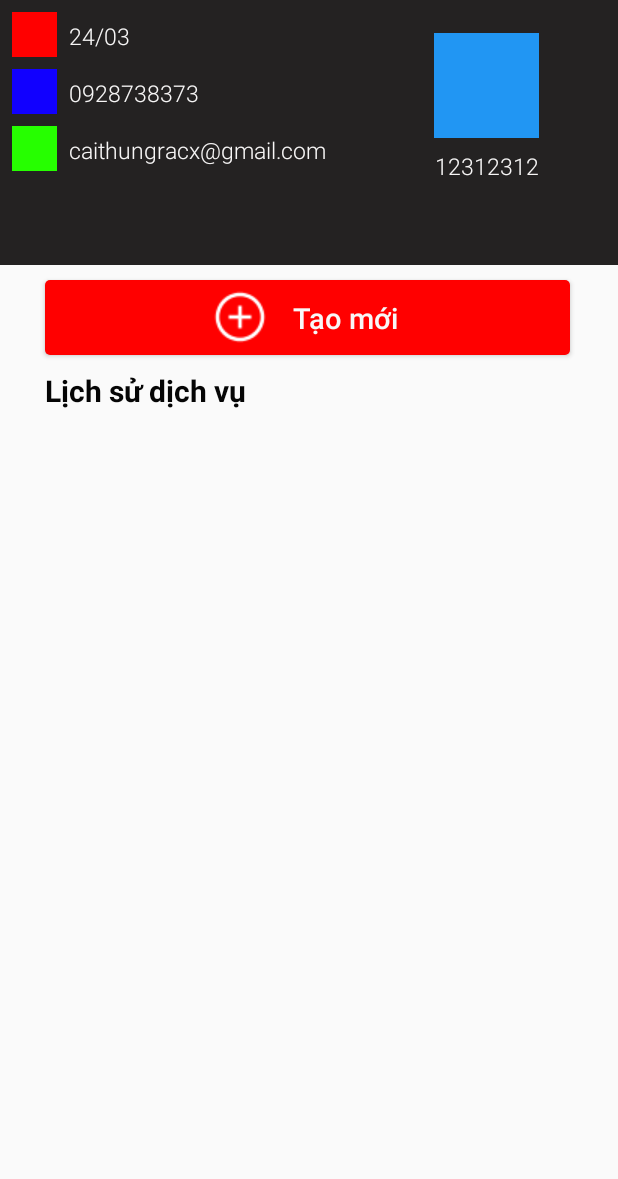
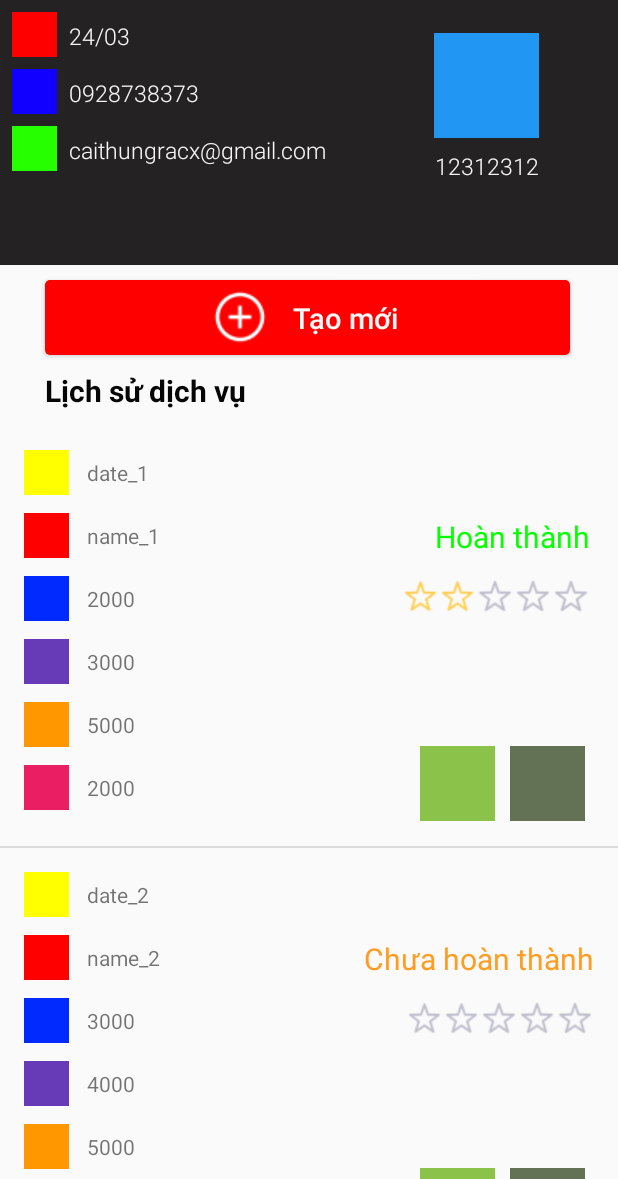
Before and after one commit to tqlong1609/Recycle-Tattoo-Studio, an Android app: the MainActivity screen opened directly, with no data from a screen before it, on a phone screen of 412 x 824 dp, the part 57-1236 px from its top. Run offline under Robolectric (Android 15) with nearby library versions, the phone set to English and light mode, and no system bars.

Commit message:
finish main activity + recycle view, create fragment dialog remove

```diff
--- a/app/src/main/java/vn/ts5/tattoo/data/model/History.java
+++ b/app/src/main/java/vn/ts5/tattoo/data/model/History.java
@@ -7,12 +7,34 @@ public class History {
     private String id;
     private String date;
     private String name;
-    private int status; //trang thai            // ?? int !string
+    private int status; //trang thai
     private int rate;   //danh gia
     private long price; //don gia
     private long deposit; // da coc
     private long payment; // da thanh toan
     private long balance; // con lai
+
+    public History(String id, String date, String name, int status, int rate, long price, long deposit, long payment, long balance) {
+        this.id = id;
+        this.date = date;
+        this.name = name;
+        this.status = status;
+        this.rate = checkRate(rate);
+        this.price = price;
+        this.deposit = deposit;
+        this.payment = payment;
+        this.balance = balance;
+    }
+
+    private int checkRate(int rate) {
+        if(rate > 5){
+            return 5;
+        }
+        else if(rate < 0){
+            return 0;
+        }
+        else return rate;
+    }
 
     public String getId() {
         return id;
@@ -51,7 +73,7 @@ public class History {
     }
 
     public void setRate(int rate) {
-        this.rate = rate;
+        this.rate = checkRate(rate);
     }
 
     public long getPrice() {
--- a/app/src/main/java/vn/ts5/tattoo/ui/activity/LoginActivity.java
+++ b/app/src/main/java/vn/ts5/tattoo/ui/activity/LoginActivity.java
@@ -28,7 +28,7 @@ public class LoginActivity extends AppCompatActivity {
     }
 
     private void clickButtonSignIn() {
-        if(validation())
+        //if(validation())
         openMainActivity();
     }
 
--- a/app/src/main/java/vn/ts5/tattoo/ui/activity/MainActivity.java
+++ b/app/src/main/java/vn/ts5/tattoo/ui/activity/MainActivity.java
@@ -1,12 +1,17 @@
 package vn.ts5.tattoo.ui.activity;
 
 import androidx.appcompat.app.AppCompatActivity;
+import androidx.core.content.ContextCompat;
+import androidx.core.content.res.ResourcesCompat;
 import androidx.recyclerview.widget.DefaultItemAnimator;
 import androidx.recyclerview.widget.DividerItemDecoration;
 import androidx.recyclerview.widget.LinearLayoutManager;
 import androidx.recyclerview.widget.RecyclerView;
 
+import android.graphics.Color;
 import android.os.Bundle;
+import android.widget.TextView;
+import android.widget.Toast;
 
 import java.util.ArrayList;
 
@@ -14,20 +19,19 @@ import vn.ts5.tattoo.R;
 import vn.ts5.tattoo.data.model.History;
 import vn.ts5.tattoo.ui.adapter.HistoryAdapter;
 
-// todo: add values into arraylist
-// todo: progress event click edit recycle view
+public class MainActivity extends AppCompatActivity implements HistoryAdapter.OnCallBack {
 
-public class MainActivity extends AppCompatActivity implements HistoryAdapter.OnCallBack {
+    public static final int NOT_COMPLETE = 0;
+    public static final int COMPLETE = 1;
 
     private RecyclerView mRcvHistory;
     private HistoryAdapter mHistoryAdapter;
-
 
     @Override
     protected void onCreate(Bundle savedInstanceState) {
         super.onCreate(savedInstanceState);
         setContentView(R.layout.activity_main);
-        //setupViews();
+        setupViews();
     }
 
     private void setupViews() {
@@ -47,19 +51,46 @@ public class MainActivity extends AppCompatActivity implements HistoryAdapter.On
         mRcvHistory.setAdapter(mHistoryAdapter);
     }
 
-    // todo: add values into arraylist
     private ArrayList<History> addValuesIntoArrayList() {
-        return null;
+        ArrayList<History> historyArrayList = new ArrayList<>();
+        historyArrayList.add(
+                new History("id_1","date_1","name_1",COMPLETE,2,2000,3000,5000,2000));
+        historyArrayList.add(
+                new History("id_2","date_2","name_2",NOT_COMPLETE,0,3000,4000,5000,4000));
+        historyArrayList.add(
+                new History("id_3","date_3","name_3",NOT_COMPLETE,1,4000,5000,5000,2000));
+        historyArrayList.add(
+                new History("id_4","date_4","name_4",COMPLETE,3,5000,3000,5000,2000));
+        historyArrayList.add(
+                new History("id_5","date_5","name_5",NOT_COMPLETE,4,6000,5000,5000,5000));
+        historyArrayList.add(
+                new History("id_6","date_6","name_6",COMPLETE,5,7000,3000,5000,2000));
+        return historyArrayList;
     }
 
 
     @Override
     public void onItemsClicked(History history) {
-
+        Toast.makeText(MainActivity.this,"Edit" + history.getName(),Toast.LENGTH_SHORT).show();
     }
 
     @Override
     public void onRemove(History history) {
-        // todo: dialog yes/no
+    }
+
+    @Override
+    public String checkStatus(int status, TextView txtStatus) {
+        int yellowOrange = ResourcesCompat.getColor(getResources(),R.color.colorYellowOrange,null);
+        int green = ResourcesCompat.getColor(getResources(),R.color.green,null);
+        switch (status)
+        {
+            case MainActivity.COMPLETE:
+                txtStatus.setTextColor(green);
+                return "Hoàn thành";
+            case MainActivity.NOT_COMPLETE:
+                txtStatus.setTextColor(yellowOrange);
+                return "Chưa hoàn thành";
+        }
+        return "Error";
     }
 }
--- a/app/src/main/java/vn/ts5/tattoo/ui/adapter/HistoryAdapter.java
+++ b/app/src/main/java/vn/ts5/tattoo/ui/adapter/HistoryAdapter.java
@@ -4,6 +4,7 @@ import android.view.LayoutInflater;
 import android.view.View;
 import android.view.ViewGroup;
 import android.widget.Button;
+import android.widget.ImageButton;
 import android.widget.ImageView;
 import android.widget.TextView;
 
@@ -11,6 +12,7 @@ import androidx.annotation.NonNull;
 import androidx.recyclerview.widget.RecyclerView;
 
 import java.util.ArrayList;
+import java.util.List;
 
 import vn.ts5.tattoo.R;
 import vn.ts5.tattoo.data.model.History;
@@ -18,8 +20,6 @@ import vn.ts5.tattoo.data.model.History;
 /**
  * Created by Nani on 2019-08-19.
  */
-// todo: mapping view
-// todo: set values
 
 public class HistoryAdapter extends RecyclerView.Adapter<HistoryAdapter.ViewHolder> {
 
@@ -29,6 +29,7 @@ public class HistoryAdapter extends RecyclerView.Adapter<HistoryAdapter.ViewHold
     public interface OnCallBack{
         void onItemsClicked(History history);
         void onRemove(History history);
+        String checkStatus(int status, TextView txtStatus);
     }
 
     public class ViewHolder extends RecyclerView.ViewHolder {
@@ -38,28 +39,46 @@ public class HistoryAdapter extends RecyclerView.Adapter<HistoryAdapter.ViewHold
         TextView txtPrice;
         TextView txtDeposit;
         TextView txtPayment;
-        TextView Balance;
+        TextView txtBalance;
         TextView txtStatus;
-        ImageView imgRate;
-        Button btnEdit;
-        Button btnRemove;
+
+        int[] listIdImgStar
+                = {R.id.img_star_1, R.id.img_star_2, R.id.img_star_3, R.id.img_star_4, R.id.img_star_5};
+
+        List<ImageView> listImgStar;
+
+        ImageButton btnEdit;
+        ImageButton btnRemove;
+
+        public int getCountStar()
+        {
+            return listIdImgStar.length;
+        }
 
         public ViewHolder(@NonNull View itemView) {
             super(itemView);
+            listImgStar = new ArrayList<>();
 
-            // mapping
-//            txtData = itemView.findViewById();
-//            txtName = itemView.findViewById();
-//            txtPrice = itemView.findViewById();
-//            txtName = itemView.findViewById();
-//            txtDeposit = itemView.findViewById();
-//            txtPayment = itemView.findViewById();
-//            Balance = itemView.findViewById();
-//            txtStatus = itemView.findViewById();
-//            imgRate = itemView.findViewById();
-//            btnEdit = itemView.findViewById();
-//            btnRemove = itemView.findViewById();
+            txtDate     = itemView.findViewById(R.id.txt_date);
+            txtName     = itemView.findViewById(R.id.txt_name);
+            txtPrice    = itemView.findViewById(R.id.txt_price);
+            txtDeposit  = itemView.findViewById(R.id.txt_deposit);
+            txtPayment  = itemView.findViewById(R.id.txt_payment);
+            txtBalance  = itemView.findViewById(R.id.txt_balance);
+            txtStatus   = itemView.findViewById(R.id.txt_status);
 
+            mappingListImageStar();
+
+            btnEdit     = itemView.findViewById(R.id.ib_edit);
+            btnRemove   = itemView.findViewById(R.id.ib_remove);
+        }
+
+        private void mappingListImageStar() {
+            for (int id : listIdImgStar)
+            {
+                ImageView imageView = itemView.findViewById(id);
+                listImgStar.add(imageView);
+            }
         }
     }
 
@@ -76,19 +95,19 @@ public class HistoryAdapter extends RecyclerView.Adapter<HistoryAdapter.ViewHold
         return new ViewHolder(view);
     }
 
-    // todo: set values
     @Override
     public void onBindViewHolder(@NonNull ViewHolder holder, int position) {
         History history = mListHistorys.get(position);
         if(history != null){
-
             holder.txtDate.setText(history.getDate());
             holder.txtName.setText(history.getName());
             holder.txtPrice.setText(String.valueOf(history.getPrice()));
             holder.txtDeposit.setText(String.valueOf(history.getDeposit()));
-            //holder.txtPayment.setText(history.getPayment());
-            holder.Balance.setText(mListHistorys.get(position).getName());
-            holder.txtStatus.setText(mListHistorys.get(position).getName());
+            holder.txtPayment.setText(String.valueOf(history.getPayment()));
+            holder.txtBalance.setText(String.valueOf(history.getBalance()));
+            holder.txtStatus.setText(mListener.checkStatus(history.getStatus(),holder.txtStatus));
+
+            setStar(history.getRate(),holder);
 
             holder.btnRemove.setOnClickListener((v) -> mListener.onRemove(history));
             holder.btnEdit.setOnClickListener((v) -> mListener.onItemsClicked(history));
@@ -96,7 +115,18 @@ public class HistoryAdapter extends RecyclerView.Adapter<HistoryAdapter.ViewHold
 
     }
 
-    private void clickButtonRemove() {
+    // set count of star into image view
+    private void setStar(int rate, ViewHolder holder) {
+
+        // set star yellow
+        for (int i = 0; i < rate; i++) {
+            holder.listImgStar.get(i).setImageResource(R.drawable.ic_star_yellow);
+        }
+
+        // set star white
+        for (int j= rate; j < holder.listImgStar.size(); j++) {
+            holder.listImgStar.get(j).setImageResource(R.drawable.ic_star_white);
+        }
 
     }
 
@@ -105,6 +135,4 @@ public class HistoryAdapter extends RecyclerView.Adapter<HistoryAdapter.ViewHold
         return mListHistorys.size();
     }
 
-    // todo: mapping view
-
 }
--- /dev/null
+++ b/app/src/main/res/layout/dialog_remove.xml
@@ -0,0 +1,6 @@
+<?xml version="1.0" encoding="utf-8"?>
+<LinearLayout xmlns:android="http://schemas.android.com/apk/res/android"
+    android:orientation="vertical" android:layout_width="match_parent"
+    android:layout_height="match_parent">
+
+</LinearLayout>
--- a/app/src/main/res/layout/views_history.xml
+++ b/app/src/main/res/layout/views_history.xml
@@ -1,7 +1,7 @@
 <?xml version="1.0" encoding="utf-8"?>
 <androidx.constraintlayout.widget.ConstraintLayout xmlns:app="http://schemas.android.com/apk/res-auto"
     xmlns:tools="http://schemas.android.com/tools"
-    android:layout_height="match_parent"
+    android:layout_height="@dimen/layout_height"
     android:layout_width="match_parent"
     xmlns:android="http://schemas.android.com/apk/res/android" >
 
@@ -154,39 +154,39 @@
             android:layout_width="0dp"
             android:layout_height="match_parent"
             android:layout_weight="1"
-            android:background="@drawable/ic_star_yellow" />
+             />
 
         <ImageView
             android:id="@+id/img_star_2"
             android:layout_width="0dp"
             android:layout_height="match_parent"
             android:layout_weight="1"
-            android:background="@drawable/ic_star_yellow" />
+             />
 
         <ImageView
             android:id="@+id/img_star_3"
             android:layout_width="0dp"
             android:layout_height="match_parent"
             android:layout_weight="1"
-            android:background="@drawable/ic_star_yellow" />
+             />
 
         <ImageView
             android:id="@+id/img_star_4"
             android:layout_width="0dp"
             android:layout_height="match_parent"
             android:layout_weight="1"
-            android:background="@drawable/ic_star_white" />
+             />
 
         <ImageView
             android:id="@+id/img_star_5"
             android:layout_width="0dp"
             android:layout_height="match_parent"
             android:layout_weight="1"
-            android:background="@drawable/ic_star_white" />
+             />
     </LinearLayout>
 
-    <ImageView
-        android:id="@+id/img_edit"
+    <ImageButton
+        android:id="@+id/ib_edit"
         android:background="#8BC34A"
         android:layout_width="@dimen/img_edit_width"
         android:layout_height="@dimen/img_edit_height"
@@ -195,17 +195,17 @@
         app:layout_constraintStart_toStartOf="parent"
         app:layout_constraintTop_toBottomOf="@+id/linearLayout" />
 
-    <ImageView
-        android:id="@+id/img_remove"
+    <ImageButton
+        android:id="@+id/ib_remove"
         android:layout_width="@dimen/img_edit_width"
         android:layout_height="@dimen/img_edit_height"
         android:layout_marginStart="12dp"
-        android:layout_marginEnd="8dp"
-        android:background="#8BC34A"
+        android:layout_marginEnd="28dp"
+        android:background="#637254"
         app:layout_constraintEnd_toEndOf="parent"
         app:layout_constraintHorizontal_bias="0.272"
-        app:layout_constraintStart_toEndOf="@+id/img_edit"
-        app:layout_constraintTop_toTopOf="@+id/img_edit" />
+        app:layout_constraintStart_toEndOf="@+id/ib_edit"
+        app:layout_constraintTop_toTopOf="@+id/ib_edit" />
 
 
 
--- a/app/src/main/res/values/colors.xml
+++ b/app/src/main/res/values/colors.xml
@@ -10,4 +10,5 @@
     <color name="colorPaleBrown">#242222</color>
     <color name="colorBlack">#050505</color>
     <color name="colorYellowOrange">#FF9C22</color>
+    <color name="green">#08FF00</color>
 </resources>
--- a/app/src/main/res/values/dimens.xml
+++ b/app/src/main/res/values/dimens.xml
@@ -60,6 +60,7 @@
     <dimen name="btn_padding_left_activity_main">20dp</dimen>
 
     <!--View history-->
+    <dimen name="layout_height">280dp</dimen>
     <dimen name="img_margin_top">12dp</dimen>
     <dimen name="img_margin_start">12dp</dimen>
     <dimen name="txt_margin_top">5dp</dimen>
```
Also changed, not shown: app/src/main/java/vn/ts5/tattoo/ui/fragment/RemoveHistoryFragment.java (added, +18 -0 lines).
